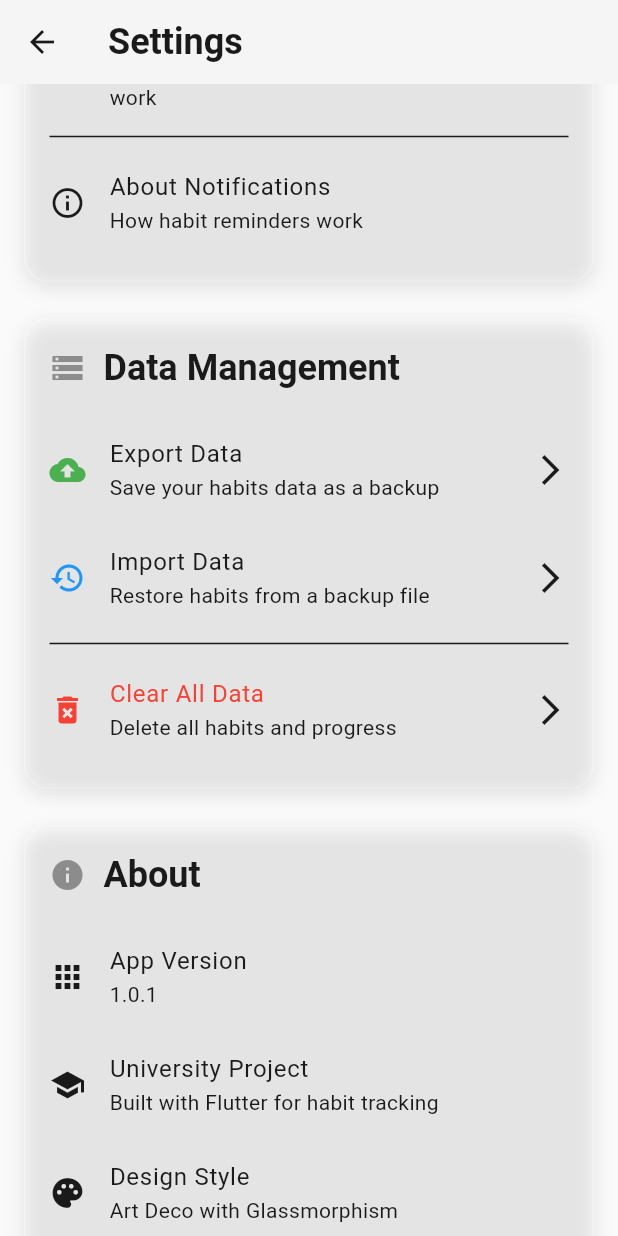
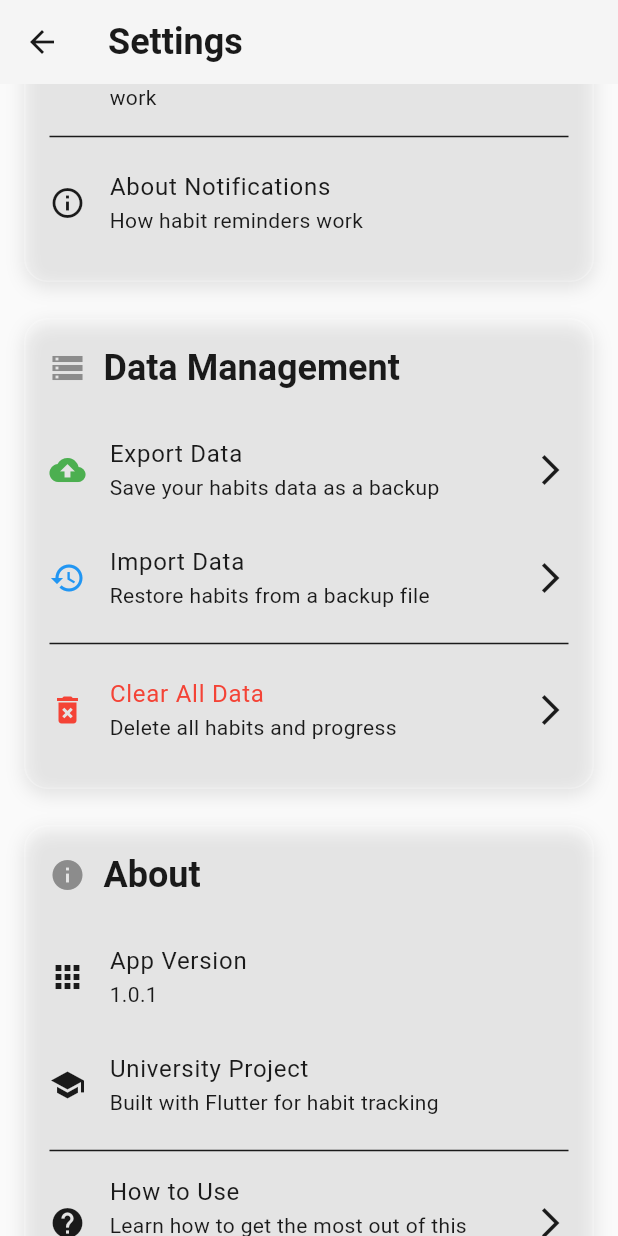
Before and after one commit to blablablah-cmyk/habits_tracker, a Flutter app: the SettingsPage screen opened by its route, scrolled down 576 dp, on a phone screen of 412 x 824 dp. Run offline on Flutter 3.47's test engine with Material 3 defaults, Android fonts, the phone set to English and light mode, and no system bars; our stand-ins replace file_picker, flutter_local_notifications, shared_preferences, timezone; accounts and stored records are empty.

Commit message:
clean up

```diff
--- a/lib/screens/settings_page.dart
+++ b/lib/screens/settings_page.dart
@@ -1,4 +1,3 @@
-// screens/settings_page.dart - FIXED IMPORT/EXPORT
 import 'package:flutter/material.dart';
 import 'package:provider/provider.dart';
 import 'package:file_picker/file_picker.dart';
@@ -229,12 +228,6 @@ class SettingsPage extends StatelessWidget {
             leading: Icon(Icons.school),
             title: Text('University Project'),
             subtitle: Text('Built with Flutter for habit tracking'),
-            contentPadding: EdgeInsets.zero,
-          ),
-          ListTile(
-            leading: Icon(Icons.palette),
-            title: Text('Design Style'),
-            subtitle: Text('Art Deco with Glassmorphism'),
             contentPadding: EdgeInsets.zero,
           ),
           Divider(),
--- a/lib/services/notification_service.dart
+++ b/lib/services/notification_service.dart
@@ -1,4 +1,3 @@
-// services/notification_service.dart - FIXED INITIALIZATION
 import 'package:flutter/material.dart';
 import 'package:flutter_local_notifications/flutter_local_notifications.dart';
 import 'package:timezone/data/latest.dart' as tz;
```
